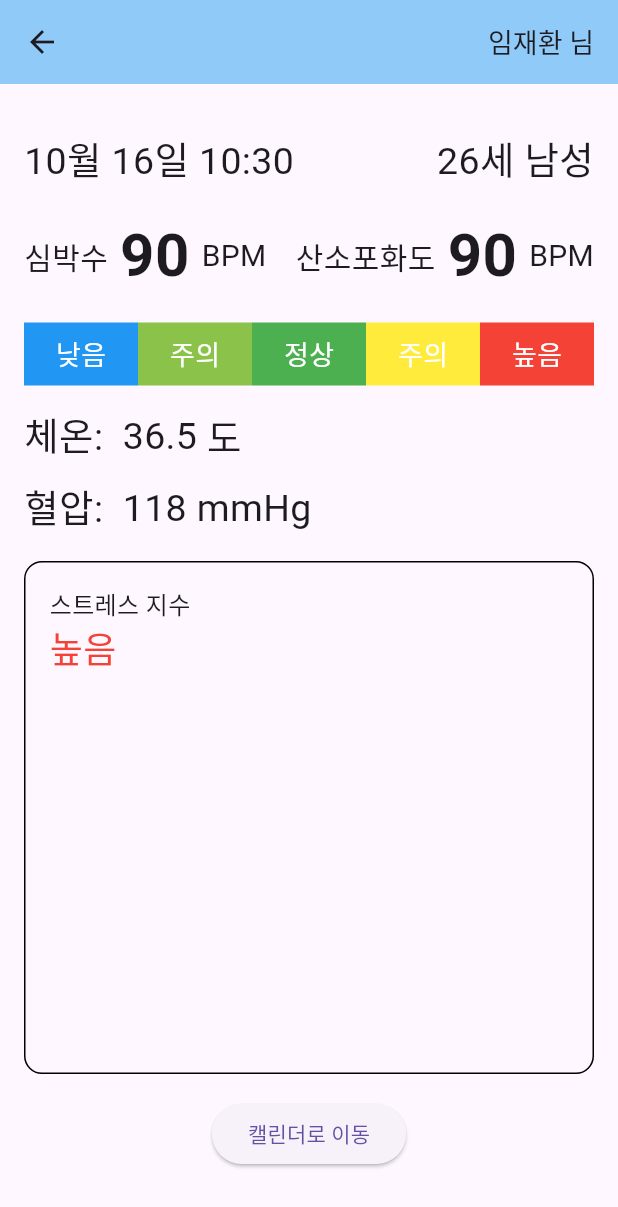
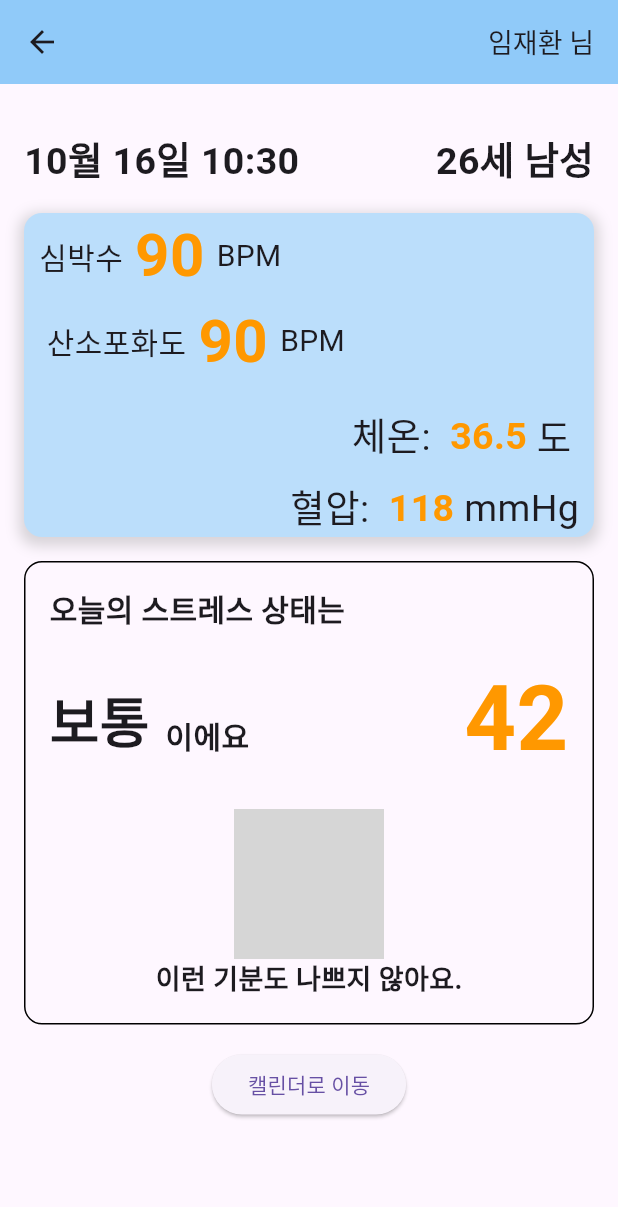
Before and after one commit to 2024-AISCHOOL-APP/StressCheck, a Flutter app: the ResultPage screen opened directly, on a phone screen of 412 x 824 dp. Shown: the top 1207 px of the screen. Run offline on Flutter 3.47's test engine with Material 3 defaults, Android fonts, the phone set to English and light mode, and no system bars; our stand-ins replace table_calendar; grey boxes are pictures that could not be loaded.

Commit message:
feat. 페이지 수정
로그인, 회원가입, 마이페이지, 결과페이지 수정

```diff
--- a/flutter_stresscheck/lib/app_screen/result.dart
+++ b/flutter_stresscheck/lib/app_screen/result.dart
@@ -6,7 +6,8 @@ class ResultPage extends StatelessWidget {
   @override
   Widget build(BuildContext context) {
     DateTime now = DateTime.now();
-    String formattedTime = DateFormat('MM월 dd일 HH:mm').format(now); // 'MM월 dd일 HH:mm' 형식으로 시간 포맷팅
+    String formattedTime =
+        DateFormat('MM월 dd일 HH:mm').format(now); // 'MM월 dd일 HH:mm' 형식으로 시간 포맷팅
 
     return Scaffold(
       appBar: AppBar(
@@ -24,127 +25,151 @@ class ResultPage extends StatelessWidget {
         child: Column(
           crossAxisAlignment: CrossAxisAlignment.start,
           children: [
-            SizedBox(height: 16,),
+            SizedBox(height: 16),
             Row(
               mainAxisAlignment: MainAxisAlignment.spaceBetween,
               children: [
                 Text(
                   formattedTime, // 현재 시간을 표시
-                  style: TextStyle(fontSize: 25),
+                  style: TextStyle(fontSize: 25, fontWeight: FontWeight.bold),
                 ),
                 Text(
                   '26세 남성',
-                  style: TextStyle(fontSize: 25),
+                  style: TextStyle(fontSize: 25, fontWeight: FontWeight.bold),
                 ),
               ],
             ),
             SizedBox(height: 16),
+            Container(
+              decoration: BoxDecoration(
+                // border: Border.all(color: Colors.black),
+                borderRadius: BorderRadius.circular(12.0),
+                color: Colors.blue[100],
+                boxShadow: [
+                      BoxShadow(
+                        color: Colors.grey.withOpacity(0.4), // 그림자 색상
+                        spreadRadius: 3, // 그림자 퍼짐 정도
+                        blurRadius: 7, // 그림자 흐림 정도
+                        offset: Offset(0, 3), // 그림자의 위치 (x축, y축)
+                      ),
+                    ],
+              ),
+              child: Column(
+                children: [
+                  // 첫 번째 Row (심박수, 산소포화도)
                   Row(
-              mainAxisAlignment: MainAxisAlignment.spaceBetween,
+                    mainAxisAlignment: MainAxisAlignment.start, // 왼쪽 끝 정렬
                     children: [
-                Row(
-                  children: [
+                      SizedBox(width: 10,),
                       Text('심박수', style: TextStyle(fontSize: 20)),
-                    SizedBox(width: 8),
-                    Text('90', style: TextStyle(fontSize: 40, fontWeight: FontWeight.bold)),
+                      SizedBox(width: 8), // 적절한 간격을 위한 SizedBox
+                      Text('90',
+                          style: TextStyle(color: Colors.orange,
+                              fontSize: 40, fontWeight: FontWeight.bold)),
                       SizedBox(width: 8),
                       Text('BPM', style: TextStyle(fontSize: 20)),
                     ],
                   ),
+
                   Row(
+                    mainAxisAlignment: MainAxisAlignment.start, // 왼쪽 끝 정렬
                     children: [
+                      SizedBox(width: 15,),
                       Text('산소포화도', style: TextStyle(fontSize: 20)),
-                    SizedBox(width: 8),
-                    Text('90', style: TextStyle(fontSize: 40, fontWeight: FontWeight.bold)),
+                      SizedBox(width: 8), // 간격 조절
+                      Text('90',
+                          style: TextStyle(color: Colors.orange,
+                              fontSize: 40, fontWeight: FontWeight.bold)),
                       SizedBox(width: 8),
                       Text('BPM', style: TextStyle(fontSize: 20)),
                     ],
                   ),
+
+                  SizedBox(height: 16),
+
+                  // 두 번째 Row (체온, 혈압)
+                  Row(
+                    mainAxisAlignment: MainAxisAlignment.end,
+                    children: [
+                      Text('체온:  ', style: TextStyle(fontSize: 25)),
+                      Text('36.5 ',
+                          style: TextStyle(color: Colors.orange,
+                              fontSize: 25, fontWeight: FontWeight.bold)),
+                      Text('도', style: TextStyle(fontSize: 25)),
+                      SizedBox(width: 15,),
                     ],
                   ),
-            SizedBox(height: 16),
+                  SizedBox(height: 10),
                   Row(
-              mainAxisAlignment: MainAxisAlignment.center,
-              mainAxisSize: MainAxisSize.max,
+                    mainAxisAlignment: MainAxisAlignment.end,
                     children: [
-                Expanded(
-                  child: Container(
-                    padding: EdgeInsets.symmetric(vertical: 8.0),
-                    color: Colors.blue,
-                    alignment: Alignment.center,
-                    child: Text('낮음', style: TextStyle(color: Colors.white, fontSize: 18)),
-                  ),
-                ),
-                Expanded(
-                  child: Container(
-                    padding: EdgeInsets.symmetric(vertical: 8.0),
-                    color: Colors.lightGreen,
-                    alignment: Alignment.center,
-                    child: Text('주의', style: TextStyle(color: Colors.white, fontSize: 18)),
-                  ),
-                ),
-                Expanded(
-                  child: Container(
-                    padding: EdgeInsets.symmetric(vertical: 8.0),
-                    color: Colors.green,
-                    alignment: Alignment.center,
-                    child: Text('정상', style: TextStyle(color: Colors.white, fontSize: 18)),
-                  ),
-                ),
-                Expanded(
-                  child: Container(
-                    padding: EdgeInsets.symmetric(vertical: 8.0),
-                    color: Colors.yellow,
-                    alignment: Alignment.center,
-                    child: Text('주의', style: TextStyle(color: Colors.white, fontSize: 18)),
-                  ),
-                ),
-                Expanded(
-                  child: Container(
-                    padding: EdgeInsets.symmetric(vertical: 8.0),
-                    color: Colors.red,
-                    alignment: Alignment.center,
-                    child: Text('높음', style: TextStyle(color: Colors.white, fontSize: 18)),
-                  ),
-                ),
+                      Text('혈압:  ', style: TextStyle(fontSize: 25)),
+                      Text('118 ',
+                          style: TextStyle(color: Colors.orange,
+                              fontSize: 25, fontWeight: FontWeight.bold)),
+                      Text('mmHg', style: TextStyle(fontSize: 25)),
+                      SizedBox(width: 10,),
                     ],
                   ),
-            Container(
-              child: Column(
-                children: [
-                  SizedBox(height: 15,),
-                  Row(
-                    children: [
-                      Text('체온:  ',style: TextStyle(fontSize: 25)),
-                      Text('36.5 ',style: TextStyle(fontSize: 25)),
-                      Text('도',style: TextStyle(fontSize: 25)),
-                    ],
-                  ),
-                  SizedBox(height: 10,),
-                  Row(
-                    children: [
-                      Text('혈압:  ',style: TextStyle(fontSize: 25)),
-                      Text('118 ',style: TextStyle(fontSize: 25)),
-                      Text('mmHg',style: TextStyle(fontSize: 25)),
-                    ],
-                  )
                 ],
               ),
             ),
             SizedBox(height: 16),
             Container(
               decoration: BoxDecoration(
-
                 border: Border.all(color: Colors.black),
                 borderRadius: BorderRadius.circular(12.0),
+
               ),
               padding: EdgeInsets.all(16.0),
               child: Column(
                 crossAxisAlignment: CrossAxisAlignment.start,
                 children: [
-                  Text('스트레스 지수', style: TextStyle(fontSize: 16)),
-                  Text('높음', style: TextStyle(fontSize: 24, color: Colors.red)),
-                  SizedBox(height: 250, width: double.infinity),
+                  Text('오늘의 스트레스 상태는',
+                      style:
+                          TextStyle(fontSize: 20, fontWeight: FontWeight.bold)),
+                  SizedBox(height: 16),
+                  Row(
+                    mainAxisAlignment: MainAxisAlignment.spaceBetween,
+                    children: [
+                      Expanded(
+                        child: Container(
+                          child: Row(
+                            crossAxisAlignment: CrossAxisAlignment.end,
+                            children: [
+                              Text('보통',
+                                  style: TextStyle(
+                                      fontSize: 36,
+                                      fontWeight: FontWeight.bold)),
+                              Text('  이에요',
+                                  style: TextStyle(
+                                      fontSize: 20,
+                                      fontWeight: FontWeight.bold)),
+                            ],
+                          ),
+                        ),
+                      ),
+                      Expanded(
+                        child: Text('42',
+                            textAlign: TextAlign.right,
+                            style: TextStyle(
+                                fontSize: 60,
+                                fontWeight: FontWeight.bold,
+                                color: Colors.orange)),
+                      ),
+                    ],
+                  ),
+                  SizedBox(height: 16),
+                  Center(
+                    child: Image.asset(
+                      'image/stress_emoji.png',
+                      width: 100,
+                      height: 100,
+                    ),
+                  ),
+                  Center(
+                      child: Text('이런 기분도 나쁘지 않아요.',
+                          style: TextStyle(fontSize: 18,fontWeight: FontWeight.bold), )),
                 ],
               ),
             ),
--- a/flutter_stresscheck/lib/app_screen/signin.dart
+++ b/flutter_stresscheck/lib/app_screen/signin.dart
@@ -16,6 +16,11 @@ class SignInPage extends StatelessWidget {
         child: Column(
           crossAxisAlignment: CrossAxisAlignment.start,
           children: [
+            Image.asset(
+              'image/logo.png',
+              width: MediaQuery.of(context).size.width * 1.0,
+              height: MediaQuery.of(context).size.width * 0.4,
+            ),
             TextField(
               decoration: InputDecoration(
                 labelText: '이름',
```
Also changed, not shown: flutter_stresscheck/lib/app_screen/login.dart (+8 -7 lines), flutter_stresscheck/lib/app_screen/mypage.dart (+79 -20 lines). Lines whose indentation alone changed are shown as unchanged.
